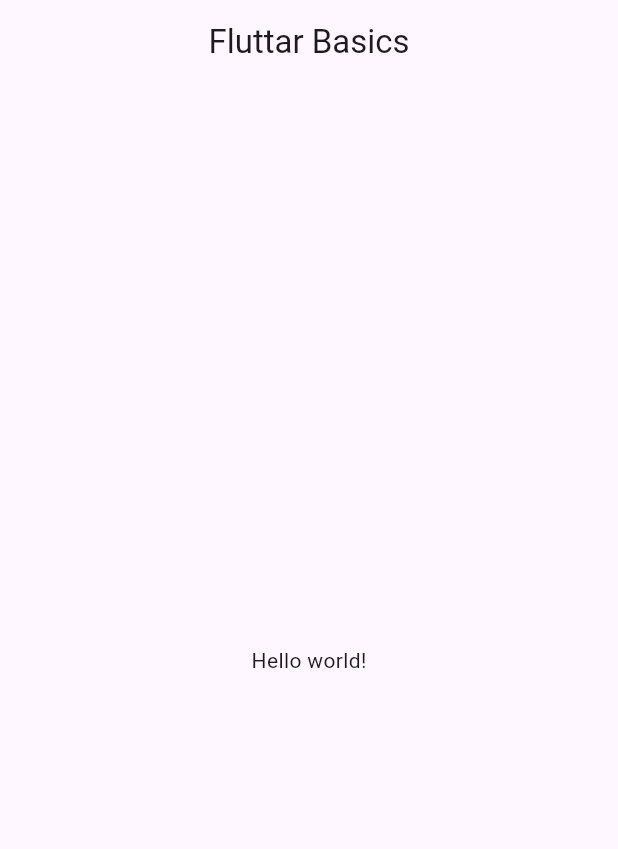
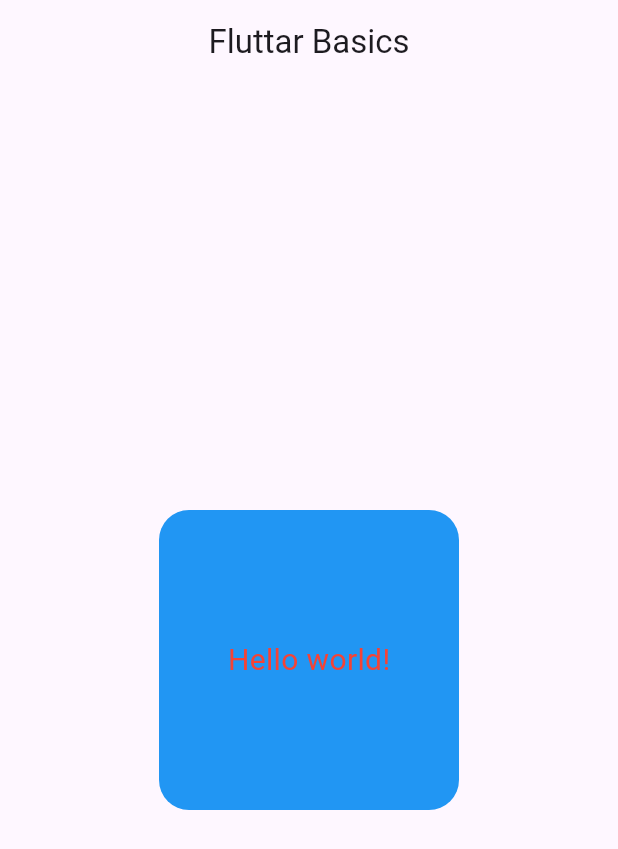
Before and after one commit to ziadhaggagNZ/Flutter_ZeroToMastery_course, a Flutter app: the screen it shows after launch, on a phone screen of 412 x 824 dp. Shown: the top 849 px of the screen. Run offline on Flutter 3.47's test engine with Material 3 defaults, Android fonts, the phone set to English and light mode, and no system bars.

Commit message:
Container & Text

```diff
--- a/02_flutter_basics/lib/main.dart
+++ b/02_flutter_basics/lib/main.dart
@@ -10,14 +10,24 @@ class MyApp extends StatelessWidget {
   @override
   Widget build(BuildContext context) {
     return MaterialApp(
-      home: Scaffold(
-        appBar: AppBar(
-          centerTitle: true,
-          title: const Text("Fluttar Basics"),),
-        body: const Center(
-          child: Text("Hello world!"),
+        home: Scaffold(
+      appBar: AppBar(
+        centerTitle: true,
+        title: const Text("Fluttar Basics"),
+      ),
+      body:  Center(
+        child:  Container(
+          height: 200,
+          width: 200,
+          decoration: BoxDecoration(color: Colors.blue,borderRadius: BorderRadius.circular(20)),
+          child:  Center(
+            child: Text(
+              "Hello world!",
+              style: TextStyle(color: Colors.red, fontSize: 20),
+            ),
+          ),
         ),
-      )
-    );
+      ),
+    ));
   }
 }
```
